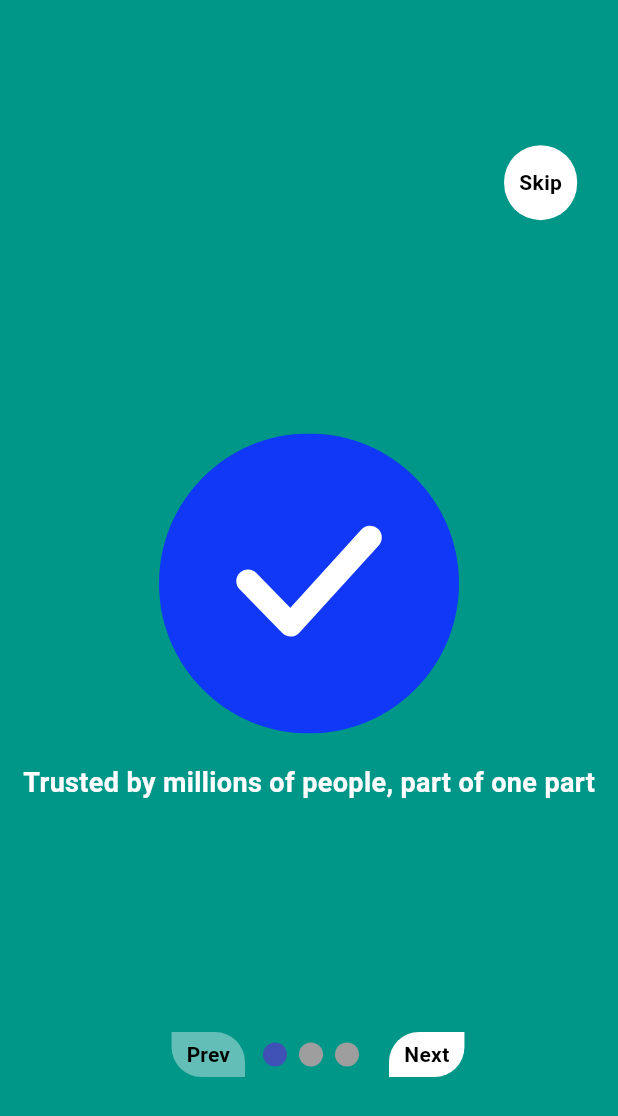
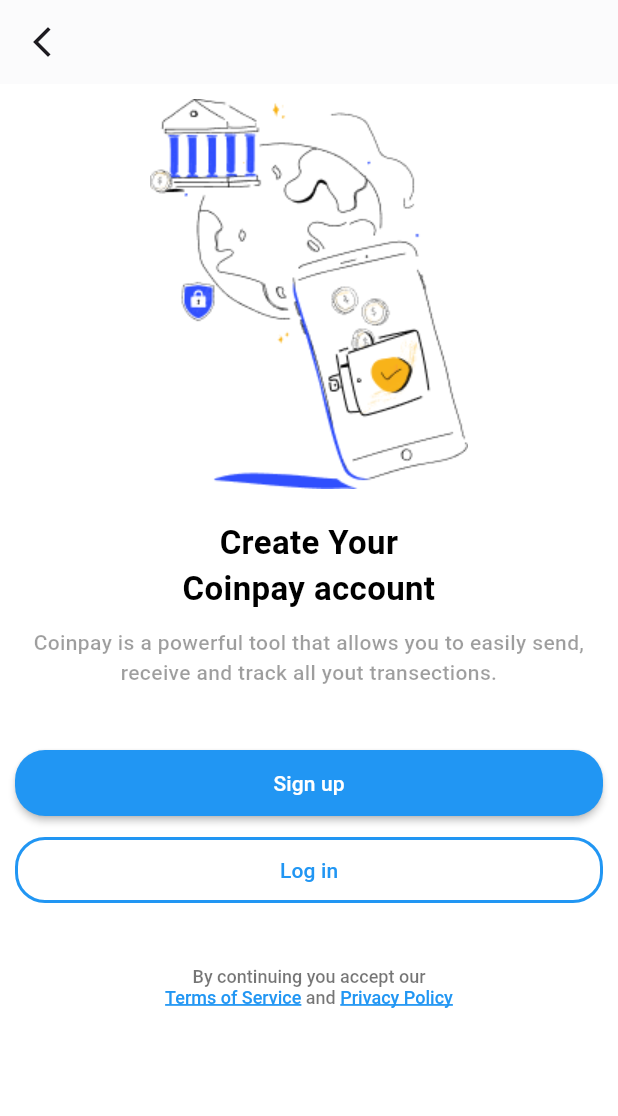
Before and after one commit to foysal012/coinpay, a Flutter app: the screen it shows after launch, on a phone screen of 412 x 824 dp. Shown: the top 1116 px of the screen. Run offline on Flutter 3.47's test engine with Material 3 defaults, Android fonts, the phone set to English and light mode, and no system bars; drawn by our look-alikes of smooth_page_indicator; our stand-ins replace flutter_spinkit, gap, lottie.

Commit message:
working on auth screen

```diff
--- a/lib/view/screen/main.dart
+++ b/lib/main.dart
@@ -1,5 +1,5 @@
 import 'package:flutter/material.dart';
-import 'splash/splash_screen.dart';
+import 'view/screen/auth/account_signUp_signin_screen.dart';
 
 void main() {
   runApp(const MyApp());
@@ -18,7 +18,8 @@
         colorScheme: .fromSeed(seedColor: Colors.deepPurple),
       ),
       debugShowCheckedModeBanner: false,
-      home: SplashScreen(),
+      // home: SplashScreen(),
+      home: AccountSignupSigninScreen(),
     );
   }
 }
--- /dev/null
+++ b/lib/resources/constant/app_image.dart
@@ -0,0 +1,3 @@
+class AppImage {
+  static final String signUpSigning = 'assets/image/intro_one.png';
+}
--- /dev/null
+++ b/lib/resources/constant/app_style.dart
@@ -0,0 +1,19 @@
+import 'package:gap/gap.dart';
+
+class AppStyle {
+
+  static final gap2_5 = Gap(2.5);
+  static final gap5 = Gap(5.0);
+  static final gap10 = Gap(10.0);
+  static final gap15 = Gap(15.0);
+  static final gap20 = Gap(20.0);
+  static final gap25 = Gap(25.0);
+  static final gap30 = Gap(30.0);
+  static final gap40 = Gap(40.0);
+  static final gap50 = Gap(50.0);
+  static final gap60 = Gap(60.0);
+  static final gap70 = Gap(70.0);
+  static final gap80 = Gap(80.0);
+
+
+}
--- /dev/null
+++ b/lib/view/screen/auth/account_signUp_signin_screen.dart
@@ -0,0 +1,101 @@
+import 'package:flutter/material.dart';
+import '../../../resources/constant/app_image.dart';
+import '../../../resources/constant/app_style.dart';
+
+class AccountSignupSigninScreen extends StatefulWidget {
+  const AccountSignupSigninScreen({super.key});
+
+  @override
+  State<AccountSignupSigninScreen> createState() => _AccountSignupSigninScreenState();
+}
+
+class _AccountSignupSigninScreenState extends State<AccountSignupSigninScreen> {
+  @override
+  Widget build(BuildContext context) {
+    return Scaffold(
+      appBar: AppBar(
+        leading: IconButton(onPressed: () => debugPrint('ok'), icon: Icon(Icons.arrow_back_ios_new)),
+        backgroundColor: Colors.white,
+        elevation: 0.5,
+      ),
+      body: Container(
+        padding: EdgeInsets.all(10.0),
+        height: MediaQuery.sizeOf(context).height,
+        width: MediaQuery.sizeOf(context).width,
+        color: Colors.white,
+        child: Column(
+          children: [
+            Image.asset(AppImage.signUpSigning, fit: BoxFit.fill),
+            AppStyle.gap20,
+
+            Text('Create Your\nCoinpay account',
+                textAlign: TextAlign.center,
+                style: TextStyle(
+                    color: Colors.black,
+                    fontWeight: FontWeight.bold,
+                    fontSize: 22.0
+                )
+            ),
+            AppStyle.gap10,
+
+            Text('Coinpay is a powerful tool that allows you to easily send, receive and track all yout transections.',
+                textAlign: TextAlign.center,
+                style: TextStyle(
+                    color: Colors.black38,
+                    fontWeight: FontWeight.w500,
+                    fontSize: 14.0
+                )
+            ),
+            AppStyle.gap40,
+
+            MaterialButton(
+              onPressed: () {
+
+              },
+              padding: EdgeInsets.symmetric(vertical: 8.0),
+              height: 44.0,
+              minWidth: MediaQuery.sizeOf(context).width,
+              shape: RoundedRectangleBorder(
+                borderRadius: BorderRadiusGeometry.all(Radius.circular(20.0))
+              ),
+              textColor: Colors.white,
+              color: Colors.blue,
+              child: Text('Sign up'),
+            ),
+            AppStyle.gap10,
+
+            MaterialButton(
+              onPressed: () {
+
+              },
+              padding: EdgeInsets.symmetric(vertical: 8.0),
+              height: 44.0,
+              minWidth: MediaQuery.sizeOf(context).width,
+              shape: RoundedRectangleBorder(
+                  borderRadius: BorderRadiusGeometry.all(Radius.circular(20.0)),
+                  side: BorderSide(color: Colors.blue, width: 2.0)
+              ),
+              textColor: Colors.blue,
+              // color: Colors.blueAccent,
+              child: Text('Log in'),
+            ),
+            AppStyle.gap40,
+
+            RichText(
+              textAlign: TextAlign.center,
+              text: TextSpan(
+                text: 'By continuing you accept our\n',
+                style: TextStyle(fontSize: 12, color: Colors.black54, fontWeight: FontWeight.w500),
+                children: const <TextSpan>[
+                  TextSpan(text: 'Terms of Service', style: TextStyle(fontSize: 12, color: Colors.blue, fontWeight: FontWeight.w500, decoration: TextDecoration.underline, decorationThickness: 2.0)),
+                  TextSpan(text: ' and '),
+                  TextSpan(text: 'Privacy Policy', style: TextStyle(fontSize: 12, color: Colors.blue, fontWeight: FontWeight.w500, decoration: TextDecoration.underline, decorationThickness: 2.0)),
+                ],
+              ),
+            )
+          ],
+        ),
+      ),
+    );
+  }
+}
--- a/lib/view/screen/introduction/intro_screen_1.dart
+++ b/lib/view/screen/introduction/intro_screen_1.dart
@@ -1,6 +1,7 @@
 import 'package:flutter/material.dart';
-import 'package:gap/gap.dart';
 import 'package:lottie/lottie.dart';
+
+import '../../../resources/constant/app_style.dart';
 
 class IntroScreen1 extends StatelessWidget {
   const IntroScreen1({super.key});
@@ -21,7 +22,7 @@
               height: 200,
               fit: BoxFit.fill,
             ),
-            Gap(20.0),
+            AppStyle.gap20,
 
             Text('Trusted by millions of people, part of one part',
                 maxLines: 2,
--- a/lib/view/screen/introduction/intro_screen_2.dart
+++ b/lib/view/screen/introduction/intro_screen_2.dart
@@ -1,6 +1,7 @@
 import 'package:flutter/material.dart';
-import 'package:gap/gap.dart';
 import 'package:lottie/lottie.dart';
+
+import '../../../resources/constant/app_style.dart';
 
 class IntroScreen2 extends StatelessWidget {
   const IntroScreen2({super.key});
@@ -21,7 +22,7 @@
               height: 200,
               fit: BoxFit.fill,
             ),
-            Gap(20.0),
+            AppStyle.gap20,
 
             Text('Spend money abroad, and track your expense',
                 maxLines: 2,
--- a/lib/view/screen/introduction/intro_screen_3.dart
+++ b/lib/view/screen/introduction/intro_screen_3.dart
@@ -1,6 +1,7 @@
 import 'package:flutter/material.dart';
-import 'package:gap/gap.dart';
 import 'package:lottie/lottie.dart';
+
+import '../../../resources/constant/app_style.dart';
 
 class IntroScreen3 extends StatelessWidget {
   const IntroScreen3({super.key});
@@ -21,7 +22,7 @@
               height: 200,
               fit: BoxFit.fill,
             ),
-            Gap(20.0),
+            AppStyle.gap20,
 
             Text('Receive Money From Anywhere In The World',
                 maxLines: 2,
--- a/lib/view/screen/introduction/introduction_screen.dart
+++ b/lib/view/screen/introduction/introduction_screen.dart
@@ -1,6 +1,6 @@
 import 'package:flutter/material.dart';
-import 'package:gap/gap.dart';
 import 'package:smooth_page_indicator/smooth_page_indicator.dart';
+import '../../../resources/constant/app_style.dart';
 import '../bottom_navbar/bottom_nav_bar_screen.dart';
 import 'intro_screen_1.dart';
 import 'intro_screen_2.dart';
@@ -105,7 +105,7 @@
                       controller.jumpToPage(index);
                     }
                 ),
-                Gap(20.0),
+                AppStyle.gap20,
 
                 lastPage?
                 GestureDetector(
```
Also changed, not shown: 2 other files.
